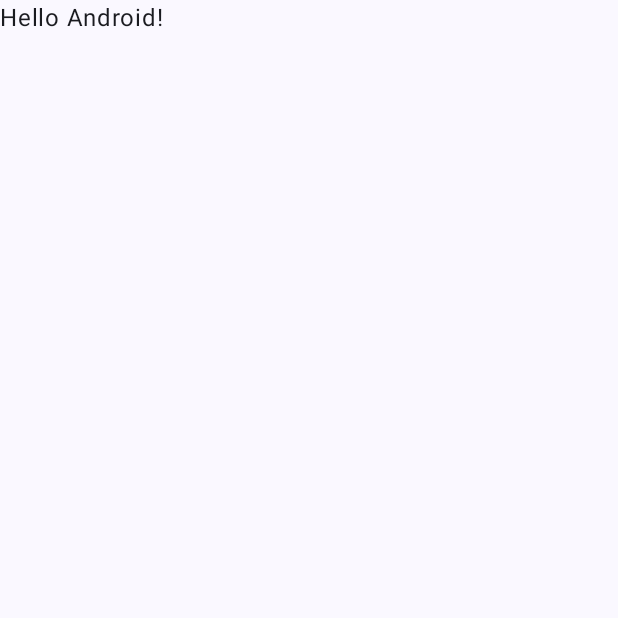
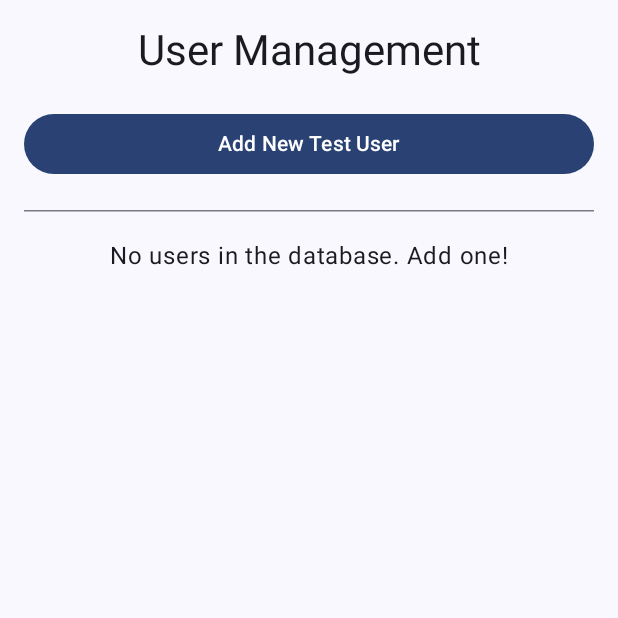
Before and after one commit to Kevendeuh/projet-marathon, an Android app built with Jetpack Compose: the screen it shows after launch (MainActivity), on a phone screen of 412 x 824 dp, the top half of it. Before the commit the part shown is almost empty. Run offline under Robolectric (Android 15) with nearby library versions, the phone set to English and light mode, and no system bars; our stand-ins replace Room's generated code.

Commit message:
add proto code pour add Utilisateur

```diff
--- a/app/src/main/java/com/example/pllrun/Classes/UtilisateurDao.kt
+++ b/app/src/main/java/com/example/pllrun/Classes/UtilisateurDao.kt
@@ -22,5 +22,7 @@ interface UtilisateurDao {
 
     @Query("SELECT * from utilisateur WHERE id = :id")
     fun getItem(id: Long): Flow<Utilisateur>
+    @Query("SELECT * from utilisateur")
+    fun getAllUtilisateurs(): Flow<List<Utilisateur>>
 
 }
--- a/app/src/main/java/com/example/pllrun/MainActivity.kt
+++ b/app/src/main/java/com/example/pllrun/MainActivity.kt
@@ -4,28 +4,172 @@ import android.os.Bundle
 import androidx.activity.ComponentActivity
 import androidx.activity.compose.setContent
 import androidx.activity.enableEdgeToEdge
+import androidx.activity.viewModels
+import androidx.compose.foundation.layout.Arrangement
+import androidx.compose.foundation.layout.Column
+import androidx.compose.foundation.layout.Row
+import androidx.compose.foundation.layout.Spacer
 import androidx.compose.foundation.layout.fillMaxSize
+import androidx.compose.foundation.layout.fillMaxWidth
+import androidx.compose.foundation.layout.height
 import androidx.compose.foundation.layout.padding
+import androidx.compose.foundation.layout.size
+import androidx.compose.foundation.lazy.LazyColumn
+import androidx.compose.foundation.lazy.items
+import androidx.compose.material3.Button
+import androidx.compose.material3.Card
+import androidx.compose.material3.CardDefaults
+import androidx.compose.material3.HorizontalDivider
+import androidx.compose.material3.MaterialTheme
 import androidx.compose.material3.Scaffold
 import androidx.compose.material3.Text
 import androidx.compose.runtime.Composable
+import androidx.compose.runtime.collectAsState
+import androidx.compose.runtime.getValue
+import androidx.compose.runtime.rememberCoroutineScope
+import androidx.compose.ui.Alignment
 import androidx.compose.ui.Modifier
+import androidx.compose.ui.text.font.FontWeight
 import androidx.compose.ui.tooling.preview.Preview
+import androidx.compose.ui.unit.dp
+import androidx.compose.ui.unit.sp
+import com.example.pllrun.Classes.Utilisateur
+import com.example.pllrun.Classes.UtilisateurRoomDatabase
 import com.example.pllrun.ui.theme.PllRunTheme
+import kotlinx.coroutines.launch
 
 class MainActivity : ComponentActivity() {
+
+    // Initialize the ViewModel using the factory.
+    // This connects the UI to your database logic.
+    private val viewModel: InventoryViewModel by viewModels {
+        InventoryViewModelFactory(
+            UtilisateurRoomDatabase.getDatabase(this).utilisateurDao()
+        )
+    }
+
     override fun onCreate(savedInstanceState: Bundle?) {
         super.onCreate(savedInstanceState)
         enableEdgeToEdge()
         setContent {
             PllRunTheme {
-                Scaffold(modifier = Modifier.fillMaxSize()) { innerPadding ->
-                    Greeting(
-                        name = "Android",
-                        modifier = Modifier.padding(innerPadding)
-                    )
+                UserScreen(viewModel = viewModel)
                 }
             }
+        }
+    }
+
+
+@Composable
+fun UserScreen(viewModel: InventoryViewModel) {
+    // Collect the list of users from the ViewModel as a state.
+    // The UI will automatically recompose whenever this list changes.
+    val userList by viewModel.getAllUtilisateurs().collectAsState(initial = emptyList())
+    val coroutineScope = rememberCoroutineScope()
+
+    Scaffold(modifier = Modifier.fillMaxSize()) { innerPadding ->
+        Column(
+            modifier = Modifier
+                .padding(innerPadding)
+                .padding(16.dp)
+                .fillMaxSize(),
+            horizontalAlignment = Alignment.CenterHorizontally
+        ) {
+            Text("User Management", style = MaterialTheme.typography.headlineMedium)
+            Spacer(modifier = Modifier.height(20.dp))
+
+            // Button to add a new user
+            Button(
+                onClick = {
+                    coroutineScope.launch {
+                        // For this prototype, we add a user with some default test data.
+                        val newUserFirstName = "Antoine"
+                        val newUserLastName = "Dev"
+                        val userCount = userList.size + 1
+                        viewModel.addNewUtilisateur(
+                            nom = "$newUserLastName $userCount",
+                            prenom = newUserFirstName,
+                            poids = 75.5,
+                            taille = 180
+                        )
+                    }
+                },
+                modifier = Modifier.fillMaxWidth()
+            ) {
+                Text("Add New Test User")
+            }
+
+            Spacer(modifier = Modifier.height(20.dp))
+            HorizontalDivider()
+
+            // Display the list of users
+            UserList(users = userList)
+        }
+    }
+}
+
+@Composable
+fun UserList(users: List<Utilisateur>) {
+    if (users.isEmpty()) {
+        Text(
+            text = "No users in the database. Add one!",
+            style = MaterialTheme.typography.bodyLarge,
+            modifier = Modifier.padding(top = 20.dp)
+        )
+    } else {
+        LazyColumn(
+            verticalArrangement = Arrangement.spacedBy(8.dp)
+        ) {
+            item {
+                Text(
+                    "Existing Users:",
+                    style = MaterialTheme.typography.titleLarge,
+                    modifier = Modifier.padding(vertical = 8.dp)
+                )
+            }
+            items(users) { user ->
+                UserCard(user)
+            }
+        }
+    }
+}
+
+@Composable
+fun UserCard(user: Utilisateur) {
+    Card(
+        modifier = Modifier.fillMaxWidth(),
+        elevation = CardDefaults.cardElevation(defaultElevation = 4.dp)
+    ) {
+        Column(modifier = Modifier.padding(16.dp)) {
+            Text(
+                text = "${user.prenom} ${user.nom}",
+                fontWeight = FontWeight.Bold,
+                fontSize = 18.sp
+            )
+            Spacer(modifier = Modifier.height(4.dp))
+            Row {
+                Text("ID: ${user.id}", fontSize = 14.sp, color = MaterialTheme.colorScheme.secondary)
+                Spacer(Modifier.weight(1f))
+                Text("Poids: ${user.poids} kg", fontSize = 14.sp)
+            }
+        }
+    }
+}
+
+@Preview(showBackground = true)
+@Composable
+fun UserScreenPreview() {
+    PllRunTheme {
+        // This is a static preview and won't interact with the ViewModel
+        val previewUsers = listOf(
+            Utilisateur(id = 1, nom = "Dupont", prenom = "Jean", poids = 80.0, taille = 185),
+            Utilisateur(id = 2, nom = "Martin", prenom = "Marie", poids = 65.0, taille = 170)
+        )
+        // We can't use the real ViewModel in a preview, so we'll simulate the UI state
+        Column(modifier = Modifier.padding(16.dp)) {
+            Button(onClick = {}, modifier = Modifier.fillMaxWidth()) { Text("Add New Test User") }
+            Spacer(modifier = Modifier.height(16.dp))
+            UserList(users = previewUsers)
         }
     }
 }
--- a/app/src/main/java/com/example/pllrun/UtilisateurViewModel.kt
+++ b/app/src/main/java/com/example/pllrun/UtilisateurViewModel.kt
@@ -10,6 +10,7 @@ import com.example.pllrun.Classes.Objectif
 import com.example.pllrun.Classes.Sexe
 import com.example.pllrun.Classes.Utilisateur
 import com.example.pllrun.Classes.UtilisateurDao
+import kotlinx.coroutines.flow.Flow
 import kotlinx.coroutines.launch
 import java.time.LocalDate
 
@@ -27,6 +28,7 @@ class InventoryViewModel(private val utilisateurDao: UtilisateurDao) : ViewModel
         insertUtilisateur(newUtilisateur)
     }
 
+    fun getAllUtilisateurs(): Flow<List<Utilisateur>> = utilisateurDao.getAllUtilisateurs()
     /**
      * Launching a new coroutine to insert an item in a non-blocking way
      */
```
Also changed, not shown: app/src/main/java/com/example/pllrun/Classes/Converters.kt (+8 -4 lines).
